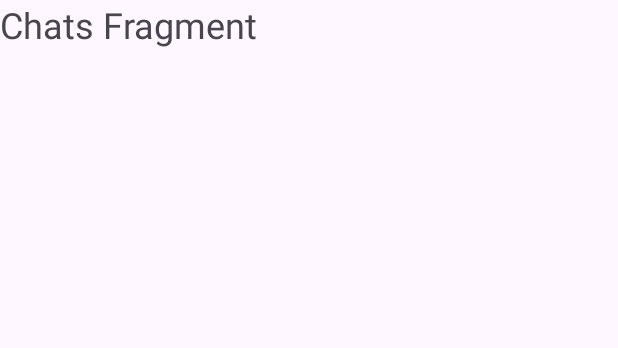
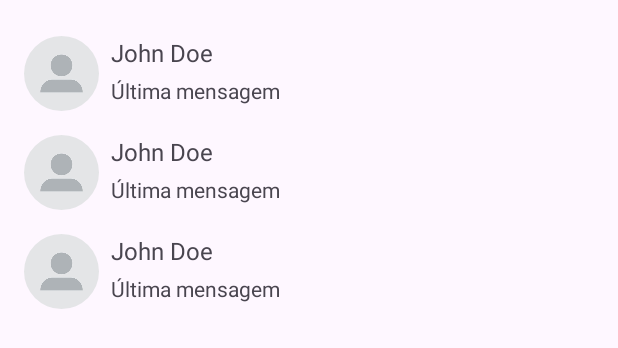
Before and after one commit to alexsanderfer/WhatsApp_Clone, an Android app: the layout fragment_chats.xml on its own in the app's theme, with its tools: preview values and no code run, on a phone screen of 412 x 824 dp. Shown: the top 348 px of the screen. Run offline under Robolectric (Android 15) with nearby library versions, the phone set to English and light mode, and no system bars.

Commit message:
Project finished

```diff
--- a/app/src/main/java/com/alexsander/whatsappclone/utils/Constants.kt
+++ b/app/src/main/java/com/alexsander/whatsappclone/utils/Constants.kt
@@ -1,5 +1,5 @@
 /*
- * Copyright (c) 2024. Created by Alexsander Fernandes at 2/27. All rights reserved.
+ * Copyright (c) 2024. Created by Alexsander Fernandes at 2/28. All rights reserved.
  * GitHub: https://github.com/alexsanderfer/
  * Portfolio: https://alexsanderfer.netlify.app/
  */
@@ -10,6 +10,9 @@ object Constants {
     const val ORIGIN_CONTACT = "origin_contact"
     const val ORIGIN_CHAT = "origin_chat"
     const val DB_COLLECTION_MESSAGES = "messages"
+    const val DB_COLLECTION_CHATS = "chats"
+    const val DB_COLLECTION_USERS = "users"
+    const val LAST_CHATS = "last_chats"
     const val SENDER_TYPE = 0
     const val RECIPIENT_TYPE = 1
 }
--- a/app/src/main/java/com/alexsander/whatsappclone/utils/MessageUtil.kt
+++ b/app/src/main/java/com/alexsander/whatsappclone/utils/MessageUtil.kt
@@ -1,5 +1,5 @@
 /*
- * Copyright (c) 2024. Created by Alexsander Fernandes at 2/22. All rights reserved.
+ * Copyright (c) 2024. Created by Alexsander Fernandes at 2/28. All rights reserved.
  * GitHub: https://github.com/alexsanderfer/
  * Portfolio: https://alexsanderfer.netlify.app/
  */
--- a/app/src/main/java/com/alexsander/whatsappclone/utils/adapters/ContactsAdapter.kt
+++ b/app/src/main/java/com/alexsander/whatsappclone/utils/adapters/ContactsAdapter.kt
@@ -1,5 +1,5 @@
 /*
- * Copyright (c) 2024. Created by Alexsander Fernandes at 2/23. All rights reserved.
+ * Copyright (c) 2024. Created by Alexsander Fernandes at 2/28. All rights reserved.
  * GitHub: https://github.com/alexsanderfer/
  * Portfolio: https://alexsanderfer.netlify.app/
  */
@@ -43,8 +43,6 @@ class ContactsAdapter(
                     .into(binding.imageContactProfile);
             }
         }
-
-
     }
 
     override fun onCreateViewHolder(parent: ViewGroup, viewType: Int): ContactsViewHolder {
--- a/app/src/main/res/layout/fragment_chats.xml
+++ b/app/src/main/res/layout/fragment_chats.xml
@@ -1,5 +1,5 @@
 <?xml version="1.0" encoding="utf-8"?><!--
-  ~ Copyright (c) 2024. Created by Alexsander Fernandes at 2/22. All rights reserved.
+  ~ Copyright (c) 2024. Created by Alexsander Fernandes at 2/28. All rights reserved.
   ~ GitHub: https://github.com/alexsanderfer/
   ~ Portfolio: https://alexsanderfer.netlify.app/
   -->
@@ -9,18 +9,21 @@
     xmlns:tools="http://schemas.android.com/tools"
     android:layout_width="match_parent"
     android:layout_height="match_parent"
-    android:id="@+id/chatsContainer"
     tools:context=".fragments.ChatsFragment">
 
-    <!-- TODO: Update blank fragment layout -->
-
-    <TextView
-        android:id="@+id/textView4"
-        android:layout_width="wrap_content"
-        android:layout_height="wrap_content"
-        android:text="Chats Fragment"
-        android:textSize="24sp"
+    <androidx.recyclerview.widget.RecyclerView
+        android:id="@+id/recyclerViewChats"
+        android:layout_width="0dp"
+        android:layout_height="0dp"
+        android:layout_marginStart="16dp"
+        android:layout_marginTop="16dp"
+        android:layout_marginEnd="16dp"
+        android:layout_marginBottom="16dp"
+        app:layout_constraintBottom_toBottomOf="parent"
+        app:layout_constraintEnd_toEndOf="parent"
+        app:layout_constraintHorizontal_bias="0.5"
         app:layout_constraintStart_toStartOf="parent"
-        app:layout_constraintTop_toTopOf="parent" />
-
+        app:layout_constraintTop_toTopOf="parent"
+        app:layout_constraintVertical_bias="0.5"
+        tools:listitem="@layout/item_chat" />
 </androidx.constraintlayout.widget.ConstraintLayout>
--- /dev/null
+++ b/app/src/main/res/layout/item_chat.xml
@@ -0,0 +1,52 @@
+<?xml version="1.0" encoding="utf-8"?><!--
+  ~ Copyright (c) 2024. Created by Alexsander Fernandes at 2/28. All rights reserved.
+  ~ GitHub: https://github.com/alexsanderfer/
+  ~ Portfolio: https://alexsanderfer.netlify.app/
+  -->
+
+<androidx.constraintlayout.widget.ConstraintLayout xmlns:android="http://schemas.android.com/apk/res/android"
+    xmlns:app="http://schemas.android.com/apk/res-auto"
+    xmlns:tools="http://schemas.android.com/tools"
+    android:id="@+id/constraintLayoutItemChat"
+    android:layout_width="match_parent"
+    android:layout_height="wrap_content"
+    android:paddingTop="8dp"
+    android:paddingBottom="8dp">
+
+    <com.google.android.material.imageview.ShapeableImageView
+        app:shapeAppearanceOverlay="@style/ShapeProfilePlaceholder"
+        android:scaleType="centerCrop"
+        android:id="@+id/imageChatProfile"
+        android:layout_width="50dp"
+        android:layout_height="50dp"
+        android:contentDescription="@string/photo_profile"
+        app:layout_constraintBottom_toBottomOf="parent"
+        app:layout_constraintStart_toStartOf="parent"
+        app:layout_constraintTop_toTopOf="parent"
+        app:layout_constraintVertical_bias="0.5"
+        app:srcCompat="@drawable/profile_placeholder" />
+
+    <TextView
+        android:id="@+id/textChatName"
+        android:layout_width="wrap_content"
+        android:layout_height="wrap_content"
+        android:layout_marginStart="8dp"
+        android:text="@string/john_doe"
+        android:textSize="16sp"
+        app:layout_constraintEnd_toEndOf="parent"
+        app:layout_constraintHorizontal_bias="0.0"
+        app:layout_constraintStart_toEndOf="@+id/imageChatProfile"
+        app:layout_constraintTop_toTopOf="@+id/imageChatProfile" />
+
+    <TextView
+        android:id="@+id/textLastMessage"
+        android:layout_width="wrap_content"
+        android:layout_height="wrap_content"
+        android:layout_marginStart="8dp"
+        android:text="@string/last_message"
+        app:layout_constraintBottom_toBottomOf="@+id/imageChatProfile"
+        app:layout_constraintEnd_toEndOf="parent"
+        app:layout_constraintHorizontal_bias="0.0"
+        app:layout_constraintStart_toEndOf="@+id/imageChatProfile"
+        app:layout_constraintTop_toBottomOf="@+id/textChatName" />
+</androidx.constraintlayout.widget.ConstraintLayout>
--- a/app/src/main/res/values/strings.xml
+++ b/app/src/main/res/values/strings.xml
@@ -1,5 +1,5 @@
 <!--
-  ~ Copyright (c) 2024. Created by Alexsander Fernandes at 2/27. All rights reserved.
+  ~ Copyright (c) 2024. Created by Alexsander Fernandes at 2/28. All rights reserved.
   ~ GitHub: https://github.com/alexsanderfer/
   ~ Portfolio: https://alexsanderfer.netlify.app/
   -->
@@ -44,5 +44,10 @@
     <string name="error_sending_message">Erro ao enviar a mensagem.</string>
     <string name="error_get_messages">Erro ao recuperar as mensagens.</string>
     <string name="lorem_ipsum">"Lorem ipsum dolor sit amet, consectetur adipiscing elit. "</string>
+    <string name="erro_saving_chat">Erro ao salvar a conversa.</string>
+    <string name="error_retrieving_conversations">Erro ao recuperar as conversas.</string>
+    <string name="john_doe">John Doe</string>
+    <string name="last_message">Última mensagem</string>
+    <string name="photo_profile">Photo profile</string>
 
 </resources>
```
Also changed, not shown: app/src/main/java/com/alexsander/whatsappclone/activities/MessagesActivity.kt (+59 -26 lines), app/src/main/java/com/alexsander/whatsappclone/fragments/ChatsFragment.kt (+69 -1 lines), app/src/main/java/com/alexsander/whatsappclone/fragments/ContactsFragment.kt (+6 -4 lines), app/src/main/java/com/alexsander/whatsappclone/model/Chats.kt (added, +20 -0 lines), app/src/main/java/com/alexsander/whatsappclone/utils/adapters/ChatsAdapter.kt (added, +58 -0 lines), app/src/main/java/com/alexsander/whatsappclone/utils/adapters/MessagesAdapter.kt (+6 -4 lines), app/src/main/res/layout/recycler_view_item_1.xml (added, +56 -0 lines).
